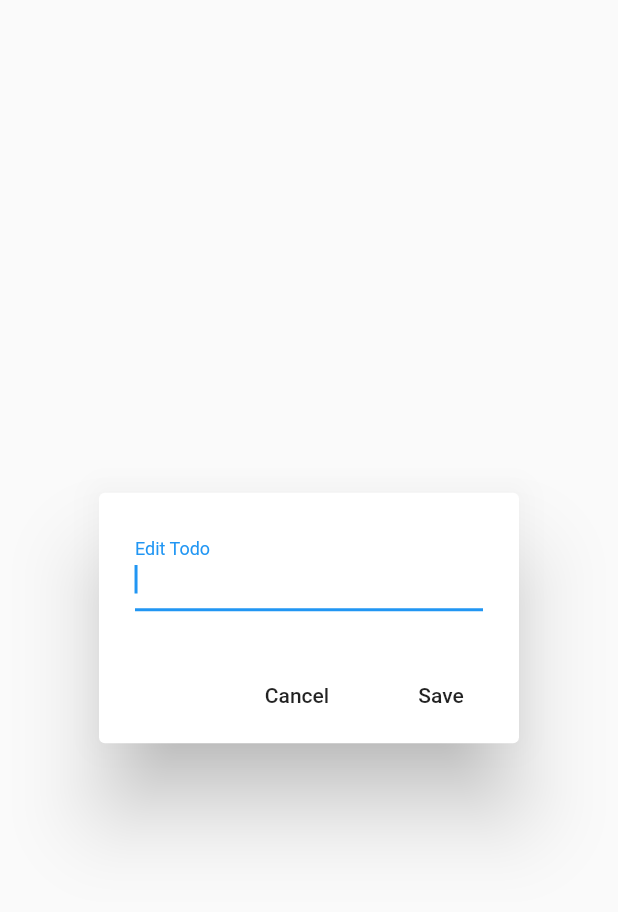
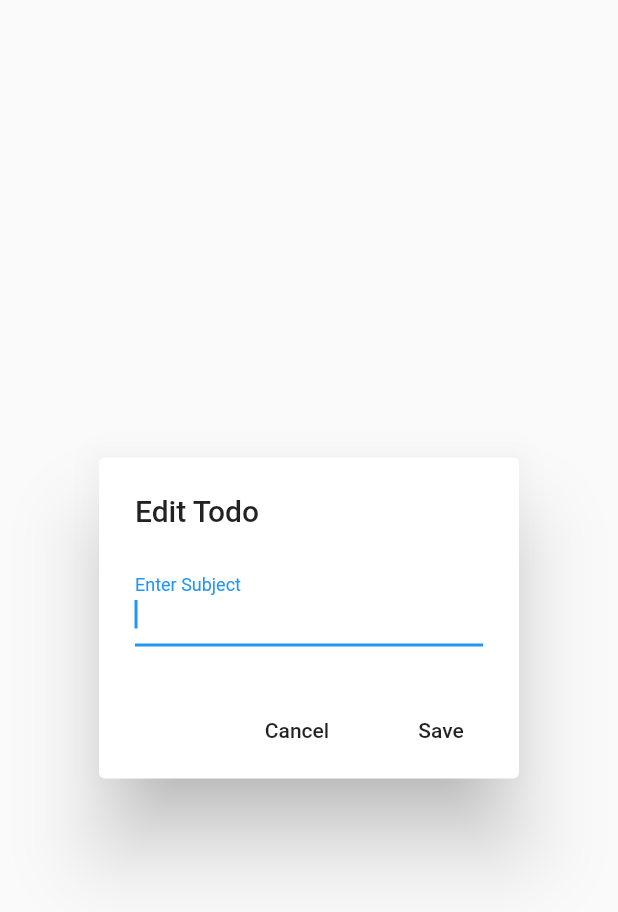
Before and after one commit to eduardperan/Flutter-CRUD-Demo, a Flutter app: the AddEditTodoDialog widget shown alone on an empty page, opened directly, after a tap on "Save", on a phone screen of 412 x 824 dp. Shown: the top 912 px of the screen. Run offline on Flutter 3.47's test engine with Material 2 defaults, Android fonts, the phone set to English and light mode, and no system bars; our stand-ins replace firebase_auth, firebase_database; accounts and stored records are empty.

Commit message:
Changed add edit todo dialog

```diff
--- a/lib/ui/pages/home/add_edit_todo_dialog.dart
+++ b/lib/ui/pages/home/add_edit_todo_dialog.dart
@@ -1,5 +1,6 @@
 import 'package:flutter/material.dart';
 import 'package:crud_app/constant.dart';
+import 'package:crud_app/core/models/todo.dart';
 
 class AddEditTodoDialog extends StatefulWidget {
   AddEditTodoDialog(
@@ -7,41 +8,34 @@ class AddEditTodoDialog extends StatefulWidget {
       this.addNewTodoCallback,
       this.editTodoSubjectCallback,
       this.dialogMode,
-      this.subject})
+      this.todo})
       : super(key: key);
 
   final Future<void> Function(String subject) addNewTodoCallback;
   final Future<void> Function(String subject) editTodoSubjectCallback;
   final ManageTodoDialogMode dialogMode;
-  final String subject;
+  final Todo todo;
 
   @override
   State<StatefulWidget> createState() => new _AddEditTodoDialogState();
 }
 
 class _AddEditTodoDialogState extends State<AddEditTodoDialog> {
-  final _textEditingController = TextEditingController();
+  List<TextEditingController> _textEditingControllers;
+
+  @override
+  void initState() {
+    super.initState();
+    _textEditingControllers = new List();
+  }
 
   @override
   Widget build(BuildContext context) {
-    _textEditingController.clear();
-    if(widget.dialogMode == ManageTodoDialogMode.EDIT)
-      _textEditingController.value = TextEditingValue(text: widget.subject);
     return AlertDialog(
-        content: new Row(
-          children: <Widget>[
-            new Expanded(
-                child: new TextField(
-              controller: _textEditingController,
-              autofocus: true,
-              decoration: new InputDecoration(
-                labelText: widget.dialogMode == ManageTodoDialogMode.ADD
-                    ? 'Add new Todo'
-                    : 'Edit Todo',
-              ),
-            ))
-          ],
-        ),
+        title: Text(widget.dialogMode == ManageTodoDialogMode.ADD
+            ? 'Add new Todo'
+            : 'Edit Todo'),
+        content: new Wrap(children: getTextInputsWidgets(context)),
         actions: getActionsWidgets(context));
   }
 
@@ -60,16 +54,43 @@ class _AddEditTodoDialogState extends State<AddEditTodoDialog> {
     ];
   }
 
+  List<Widget> getTextInputsWidgets(BuildContext context) {
+    List<Widget> listTextInput = new List();
+    var textEditingController = TextEditingController();
+
+    textEditingController.clear();
+    if (widget.dialogMode == ManageTodoDialogMode.EDIT) textEditingController.value = TextEditingValue(text: widget.todo.subject);
+
+    listTextInput
+        .add(createInputTextWidget(textEditingController, 'Enter Subject'));
+    _textEditingControllers.add(textEditingController);
+    return listTextInput;
+  }
+
+  Widget createInputTextWidget(
+      TextEditingController textEditingController, String label) {
+    return new Row(
+      children: [
+        new Expanded(
+            child: new TextField(
+          controller: textEditingController,
+          autofocus: true,
+          decoration: new InputDecoration(labelText: label),
+        )),
+      ],
+    );
+  }
+
   void addEditTodo() async {
     try {
-      String todoSubject = _textEditingController.text.toString();
+      String todoSubject = _textEditingControllers[0].text.toString();
       if (todoSubject.length <= 0) return;
       if (widget.dialogMode == ManageTodoDialogMode.ADD) {
         await widget.addNewTodoCallback(todoSubject);
       } else {
         await widget.editTodoSubjectCallback(todoSubject);
       }
-      _textEditingController.clear();
+      _textEditingControllers[0].clear();
       Navigator.pop(context);
     } catch (e) {
       print(e);
--- a/lib/ui/pages/home/list_view_item.dart
+++ b/lib/ui/pages/home/list_view_item.dart
@@ -65,7 +65,7 @@ class ListViewItem extends StatelessWidget {
           return AddEditTodoDialog(
               editTodoSubjectCallback: updateTodoSubject,
               dialogMode: ManageTodoDialogMode.EDIT,
-              subject: _todo.subject);
+              todo: _todo);
         });
   }
 }
```
Also changed, not shown: lib/core/models/todo.dart (+4 -4 lines).
